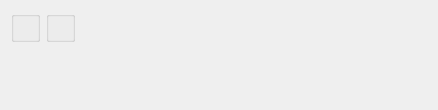
Old version of the form xtuple/trunk/guiclient/displays/dspTimePhasedUsageStatisticsByItem.ui in the repository WooodHead/xtuple.
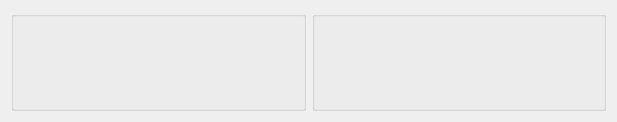
New version of the form. Custom widgets are drawn as their Qt base class.

```diff
--- a/xtuple/trunk/guiclient/displays/dspTimePhasedUsageStatisticsByItem.ui
+++ b/xtuple/trunk/guiclient/displays/dspTimePhasedUsageStatisticsByItem.ui
@@ -13,20 +13,15 @@
    <rect>
     <x>0</x>
     <y>0</y>
-    <width>438</width>
-    <height>110</height>
+    <width>617</width>
+    <height>122</height>
    </rect>
   </property>
   <property name="windowTitle">
    <string>Time-Phased Item Usage Statistics by Item</string>
   </property>
-  <layout class="QHBoxLayout" name="horizontalLayout">
-   <item>
-    <layout class="QVBoxLayout" name="verticalLayout">
-     <property name="spacing">
-      <number>0</number>
-     </property>
-     <item>
+  <layout class="QGridLayout" name="gridLayout_2">
+   <item row="0" column="0">
       <widget class="QGroupBox" name="_itemGroup">
        <property name="title">
         <string/>
@@ -42,27 +37,7 @@
        </layout>
       </widget>
      </item>
-     <item>
-      <spacer name="verticalSpacer">
-       <property name="orientation">
-        <enum>Qt::Vertical</enum>
-       </property>
-       <property name="sizeHint" stdset="0">
-        <size>
-         <width>20</width>
-         <height>0</height>
-        </size>
-       </property>
-      </spacer>
-     </item>
-    </layout>
-   </item>
-   <item>
-    <layout class="QVBoxLayout" name="verticalLayout_2">
-     <property name="spacing">
-      <number>0</number>
-     </property>
-     <item>
+   <item row="0" column="1">
       <widget class="WarehouseGroup" name="_warehouse">
        <property name="focusPolicy">
         <enum>Qt::StrongFocus</enum>
@@ -75,37 +50,6 @@
        </property>
       </widget>
      </item>
-     <item>
-      <spacer name="verticalSpacer_2">
-       <property name="orientation">
-        <enum>Qt::Vertical</enum>
-       </property>
-       <property name="sizeHint" stdset="0">
-        <size>
-         <width>20</width>
-         <height>0</height>
-        </size>
-       </property>
-      </spacer>
-     </item>
-    </layout>
-   </item>
-   <item>
-    <spacer>
-     <property name="orientation">
-      <enum>Qt::Horizontal</enum>
-     </property>
-     <property name="sizeType">
-      <enum>QSizePolicy::Expanding</enum>
-     </property>
-     <property name="sizeHint" stdset="0">
-      <size>
-       <width>15</width>
-       <height>20</height>
-      </size>
-     </property>
-    </spacer>
-   </item>
   </layout>
  </widget>
  <layoutdefault spacing="6" margin="11"/>
```
Left out of the diff: 1 changed line with no effect on the pictures. Lines whose indentation alone changed are shown as unchanged.
